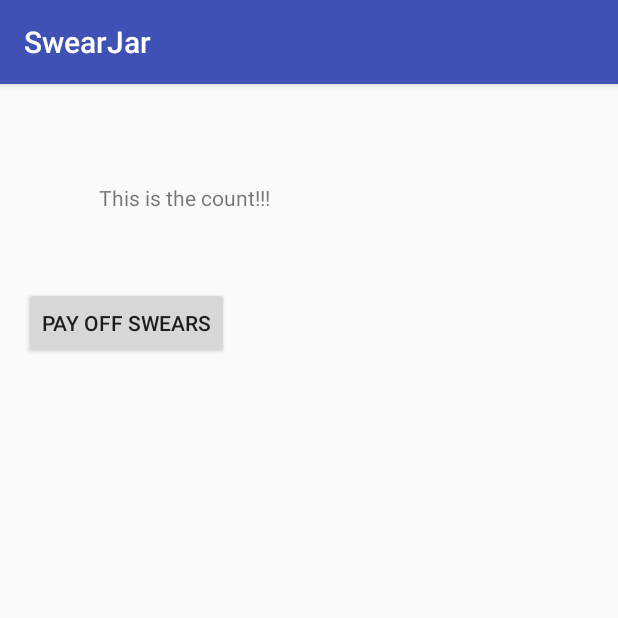
After one commit to hardinthepaints/SwearJar, an Android app: the CharityActivity screen opened directly, with no data from a screen before it, on a phone screen of 412 x 824 dp, the top half of it. The commit adds this screen. Run offline under Robolectric (Android 15) with nearby library versions, the phone set to English and light mode, and no system bars; libraries missing offline, so code that uses them is left out: com.braintreepayments.api, com.loopj.android, cz.msebera.android; 1 statement that could not run was skipped.

Commit message:
Brain tree logic, non working server files, Charity activity as menu option in Main.

```diff
--- a/app/build.gradle
+++ b/app/build.gradle
@@ -23,4 +23,7 @@ dependencies {
     compile fileTree(dir: 'libs', include: ['*.jar'])
     testCompile 'junit:junit:4.12'
     compile 'com.android.support:appcompat-v7:23.1.1'
+    compile 'com.braintreepayments.api:braintree:2.+'
+    compile 'com.braintreepayments.api:drop-in:2.+'
+    compile 'com.loopj.android:android-async-http:1.4.9'
 }
--- /dev/null
+++ b/app/src/main/java/com/xanderfehsenfeld/swearjar/CharityActivity.java
@@ -0,0 +1,105 @@
+package com.xanderfehsenfeld.swearjar;
+
+import android.app.Activity;
+import android.content.Intent;
+import android.os.Bundle;
+import android.support.v7.app.AppCompatActivity;
+import android.util.Log;
+import android.view.View;
+import android.widget.TextView;
+import android.widget.Toast;
+
+import com.braintreepayments.api.BraintreePaymentActivity;
+import com.braintreepayments.api.PaymentRequest;
+import com.braintreepayments.api.models.PaymentMethodNonce;
+import com.loopj.android.http.AsyncHttpClient;
+import com.loopj.android.http.AsyncHttpResponseHandler;
+import com.loopj.android.http.RequestParams;
+import com.loopj.android.http.TextHttpResponseHandler;
+import cz.msebera.android.httpclient.Header;
+
+// Much of this code was pulled in pieces from the Braintree how to page, then specific implementation
+// for this project was added, especially for the charities.
+
+public class CharityActivity extends AppCompatActivity {
+
+    public static final int PAYMENT_REQUEST = 3500;
+    private static final String DEBUG = "DEBUG";
+    private static final String BRAINTREE_URL = "http://192.168.56.1:8080";
+
+    int swearCountMultiplier = 1;
+    float swearCost = 0;
+    String clientToken;
+    AsyncHttpClient client = new AsyncHttpClient();
+
+    @Override
+    protected void onCreate(Bundle savedInstanceState) {
+        super.onCreate(savedInstanceState);
+        setContentView(R.layout.activity_charity);
+
+        getClientToken();
+
+        TextView countView = (TextView) findViewById(R.id.count);
+        Bundle extras = getIntent().getExtras();
+        if (extras != null) {
+            int amount  =  extras.getInt(MainActivity.SWEAR_COUNT);
+            countView.setText("" + amount);
+        }
+    }
+
+    public void onBraintreeSubmit(View v) {
+        PaymentRequest paymentRequest = new PaymentRequest()
+                .clientToken(clientToken);
+        startActivityForResult(paymentRequest.getIntent(this), PAYMENT_REQUEST);
+    }
+    @Override
+    protected void onActivityResult(int requestCode, int resultCode, Intent data) {
+        if (requestCode == PAYMENT_REQUEST) {
+            if (resultCode == Activity.RESULT_OK) {
+                PaymentMethodNonce paymentMethodNonce = data.getParcelableExtra(
+                        BraintreePaymentActivity.EXTRA_PAYMENT_METHOD_NONCE
+                );
+                String nonce = paymentMethodNonce.getNonce();
+                float amount = swearCost * swearCountMultiplier;
+                postNonceToServer(nonce,amount);
+            }
+        }
+    }
+
+    private void postNonceToServer(String nonce, float amount) {
+        RequestParams params = new RequestParams();
+        params.put("payment_method_nonce", nonce);
+        params.put("amount", amount);
+        client.post(BRAINTREE_URL + "/checkout", params,
+                new AsyncHttpResponseHandler() {
+                    @Override
+                    public void onSuccess(int statusCode, Header[] headers, byte[] responseBody) {
+                        Toast t = Toast.makeText(getApplicationContext(), "checkout successful", Toast.LENGTH_LONG);
+                        t.show();
+                    }
+
+                    @Override
+                    public void onFailure(int statusCode, Header[] headers, byte[] responseBody, Throwable error) {
+
+                    }
+                }
+        );
+    }
+    public void getClientToken() {
+        client.get(BRAINTREE_URL +"/client_token", new TextHttpResponseHandler() {
+
+            @Override
+            public void onFailure(int i, Header[] headers, String s, Throwable throwable) {
+                Log.d(DEBUG, "Failed to get the client token");
+            }
+
+            @Override
+            public void onSuccess(int i, Header[] headers, String s) {
+                Toast t = Toast.makeText(getApplicationContext(), "clientToken Recieved: " + s, Toast.LENGTH_LONG );
+                t.show();
+                clientToken = s;
+
+            }
+        });
+    }
+}
--- /dev/null
+++ b/app/src/main/res/layout/activity_charity.xml
@@ -0,0 +1,26 @@
+<?xml version="1.0" encoding="utf-8"?>
+<LinearLayout xmlns:android="http://schemas.android.com/apk/res/android"
+    xmlns:tools="http://schemas.android.com/tools"
+    android:layout_width="match_parent"
+    android:layout_height="match_parent"
+    android:paddingBottom="@dimen/activity_vertical_margin"
+    android:paddingLeft="@dimen/activity_horizontal_margin"
+    android:paddingRight="@dimen/activity_horizontal_margin"
+    android:paddingTop="@dimen/activity_vertical_margin"
+    android:orientation="vertical"
+    tools:context="com.xanderfehsenfeld.swearjar.CharityActivity">
+
+    <TextView
+        android:id="@+id/count"
+        android:layout_width="wrap_content"
+        android:layout_height="wrap_content"
+        android:layout_margin="50dp"
+        android:text="This is the count!!!"/>
+
+    <Button
+        android:id="@+id/btn_pay_up"
+        android:layout_width="wrap_content"
+        android:layout_height="wrap_content"
+        android:text="@string/pay_up"
+        android:onClick="onBraintreeSubmit"/>
+</LinearLayout>
--- a/app/src/main/res/values/strings.xml
+++ b/app/src/main/res/values/strings.xml
@@ -1,3 +1,4 @@
 <resources>
     <string name="app_name">SwearJar</string>
+    <string name="pay_up">Pay Off Swears</string>
 </resources>
```
Also changed, not shown: app/src/main/AndroidManifest.xml (+9 -7 lines), app/src/main/java/com/xanderfehsenfeld/swearjar/MainActivity.java (+28 -4 lines), app/src/main/res/menu/main_menu.xml (added, +8 -0 lines), 4 other files.
